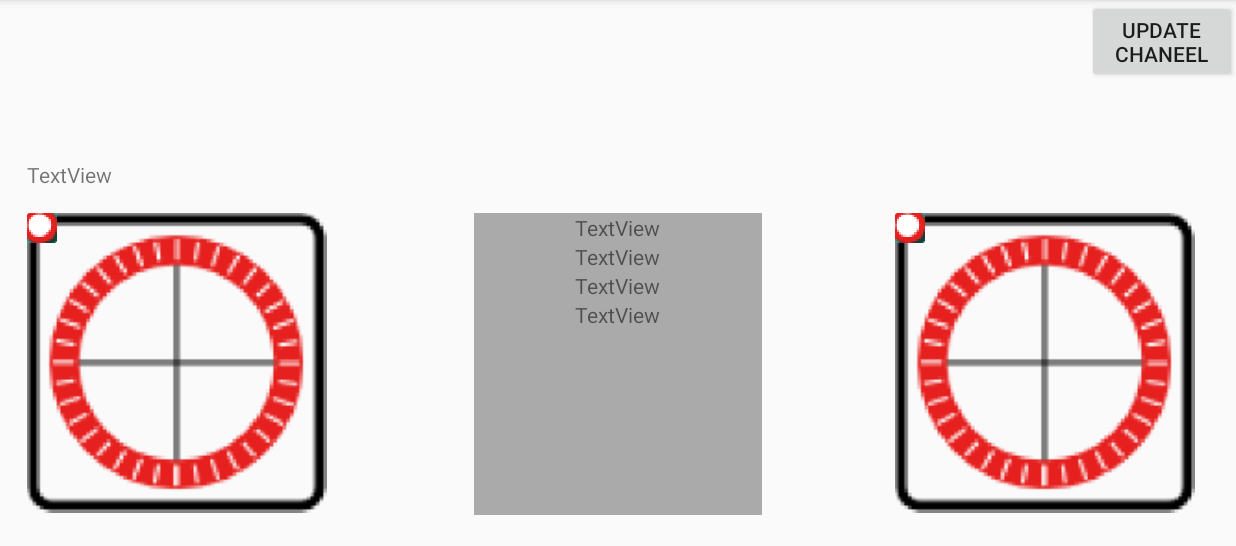
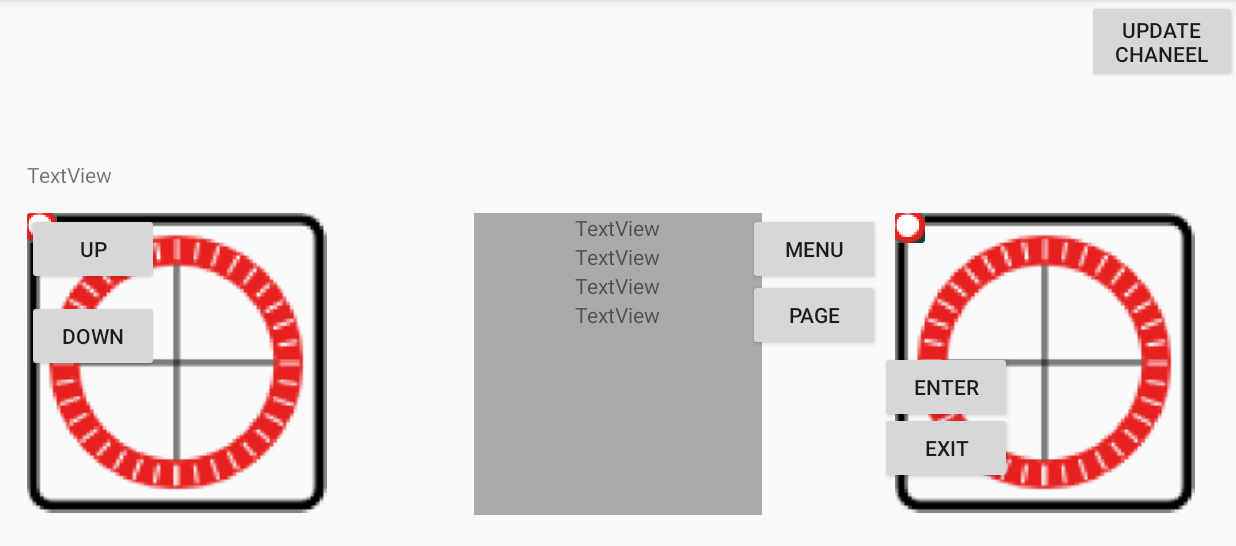
Before and after one commit to c1byte/OpenTX-Mobile, an Android app: the screen it shows after launch (MainActivity), on a phone screen of 824 x 412 dp (held sideways), the part 72-618 px from its top. Run offline under Robolectric (Android 15) with nearby library versions, the phone set to English and light mode, and no system bars; 2 statements that could not run were skipped.

Commit message:
key button added

```diff
--- a/OpenTxmobile/app/src/main/res/layout/activity_main.xml
+++ b/OpenTxmobile/app/src/main/res/layout/activity_main.xml
@@ -75,6 +75,60 @@
         android:scrollbars="vertical"
         android:text="TextView" />
 
+    <Button
+        android:id="@+id/btn_up"
+        android:layout_width="wrap_content"
+        android:layout_height="wrap_content"
+        android:layout_alignStart="@+id/textView"
+        android:layout_alignTop="@+id/imageView"
+        android:onClick="onClick_Up"
+        android:text="Up" />
+
+    <Button
+        android:id="@+id/btn_down"
+        android:layout_width="wrap_content"
+        android:layout_height="wrap_content"
+        android:layout_alignStart="@+id/textView"
+        android:layout_alignTop="@+id/txtCh4"
+        android:onClick="onClick_Down"
+        android:text="Down" />
+
+    <Button
+        android:id="@+id/btn_menu"
+        android:layout_width="wrap_content"
+        android:layout_height="wrap_content"
+        android:layout_alignTop="@+id/imageView"
+        android:layout_toEndOf="@+id/txtStatusView"
+        android:onClick="onClick_Menu"
+        android:text="Menu" />
+
+    <Button
+        android:id="@+id/btn_page"
+        android:layout_width="wrap_content"
+        android:layout_height="wrap_content"
+        android:layout_alignBaseline="@+id/txtCh4"
+        android:layout_toEndOf="@+id/txtStatusView"
+        android:onClick="onClick_Page"
+        android:text="Page" />
+
+    <Button
+        android:id="@+id/btn_enter"
+        android:layout_width="wrap_content"
+        android:layout_height="wrap_content"
+        android:layout_below="@+id/btn_page"
+        android:layout_toEndOf="@+id/btn_menu"
+        android:onClick="onClick_Enter"
+        android:text="Enter" />
+
+    <Button
+        android:id="@+id/btn_exit"
+        android:layout_width="wrap_content"
+        android:layout_height="wrap_content"
+        android:layout_above="@+id/txtStatusView"
+        android:layout_toEndOf="@+id/btn_menu"
+        android:onClick="onClick_Exit"
+        android:text="Exit" />
+
     <FrameLayout
         android:id="@+id/frameA"
         android:layout_width="200dp"
```
Also changed, not shown: OpenTxmobile/app/src/main/java/com/choi_n_yang/opentx_mobile/opentx_mobile/MainActivity.java (+56 -1 lines).
